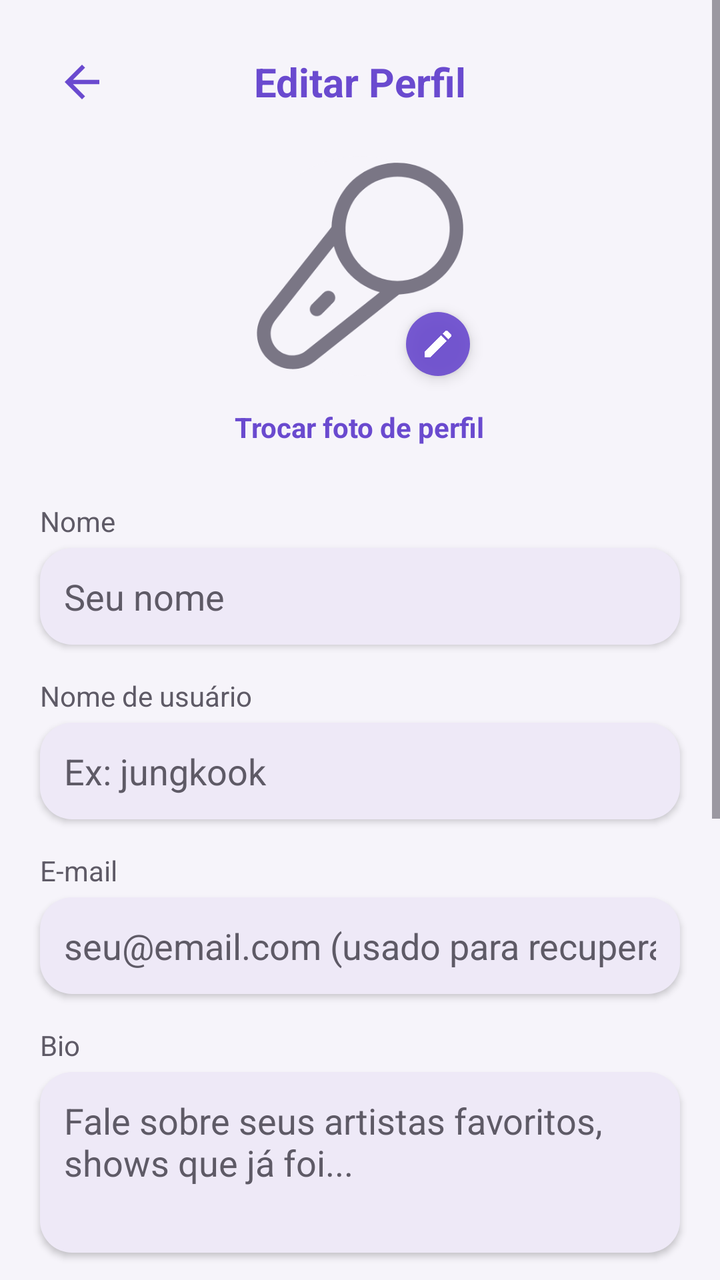
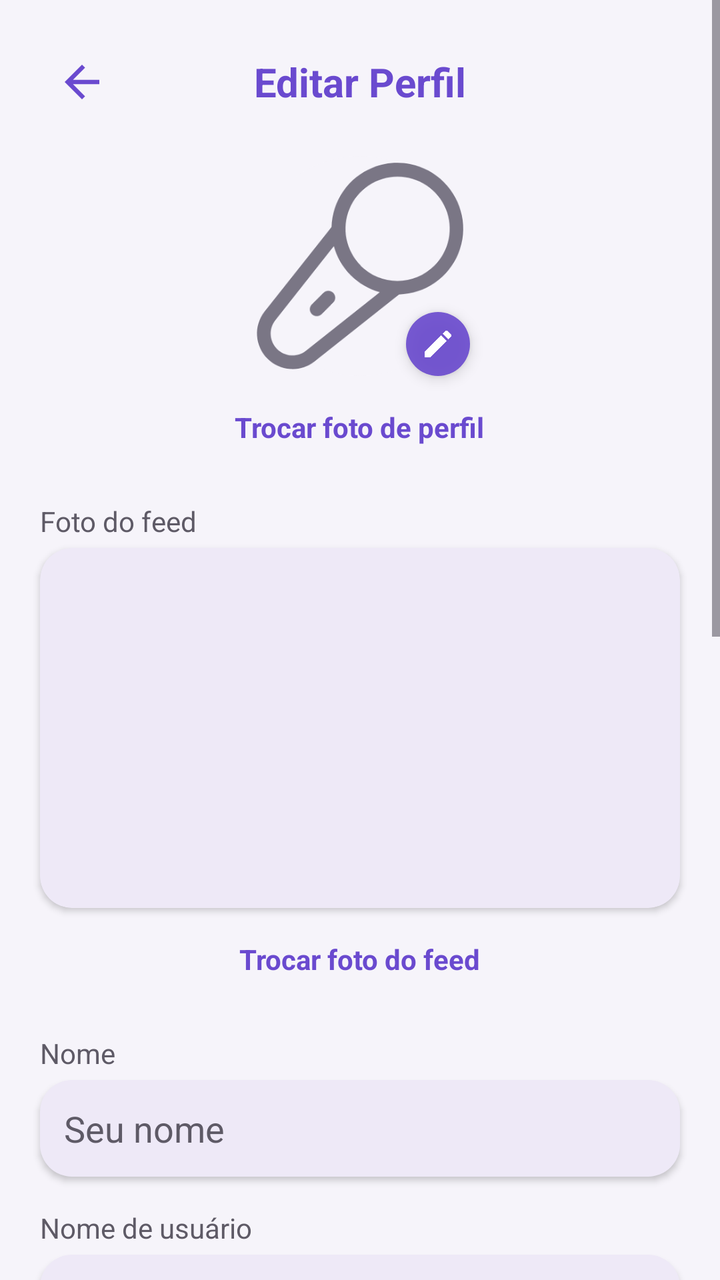

The first picture is an Android layout as it rendered before a commit; the second is the same layout after the commit. The layout source and the unified diff follow.
<!-- AndroidManifest.xml: activity theme Theme.MeetBeat -->
<!-- res/layout/activity_editar_perfil.xml -->
<?xml version="1.0" encoding="utf-8"?>
<ScrollView xmlns:android="http://schemas.android.com/apk/res/android"
    android:layout_width="match_parent"
    android:layout_height="match_parent"
    android:background="@color/purple_light">

    <LinearLayout
        android:layout_width="match_parent"
        android:layout_height="wrap_content"
        android:orientation="vertical"
        android:clipChildren="false"
        android:clipToPadding="false"
        android:padding="20dp">

        <LinearLayout
            android:layout_width="match_parent"
            android:layout_height="wrap_content"
            android:orientation="horizontal"
            android:gravity="center_vertical"
            android:paddingBottom="16dp">

            <ImageView
                android:id="@+id/btnVoltarEditarPerfil"
                android:layout_width="42dp"
                android:layout_height="42dp"
                android:src="@drawable/ic_back"
                android:padding="8dp"
                android:clickable="true"
                android:focusable="true" />

            <TextView
                android:layout_width="0dp"
                android:layout_height="wrap_content"
                android:layout_weight="1"
                android:text="Editar Perfil"
                android:textColor="@color/purple_primary"
                android:textSize="20sp"
                android:textStyle="bold"
                android:gravity="center" />

            <View
                android:layout_width="42dp"
                android:layout_height="1dp" />

        </LinearLayout>

        <FrameLayout
            android:layout_width="wrap_content"
            android:layout_height="wrap_content"
            android:layout_gravity="center">

            <ImageView
                android:id="@+id/imageFotoPerfilEditar"
                android:layout_width="110dp"
                android:layout_height="110dp"
                android:scaleType="centerCrop"
                android:src="@drawable/ic_avatar_placeholder" />

            <ImageView
                android:layout_width="32dp"
                android:layout_height="32dp"
                android:layout_gravity="bottom|end"
                android:background="@drawable/bg_button_accept"
                android:elevation="4dp"
                android:padding="7dp"
                android:src="@drawable/ic_edit" />

        </FrameLayout>

        <TextView
            android:id="@+id/btnTrocarFotoPerfil"
            android:layout_width="wrap_content"
            android:layout_height="wrap_content"
            android:layout_gravity="center"
            android:layout_marginTop="8dp"
            android:text="Trocar foto de perfil"
            android:textColor="@color/purple_primary"
            android:textStyle="bold"
            android:textSize="14sp"
            android:padding="8dp"
            android:clickable="true"
            android:focusable="true" />

        
        <TextView
            android:layout_width="wrap_content"
            android:layout_height="wrap_content"
            android:layout_marginTop="20dp"
            android:text="Nome"
            android:textColor="@color/text_gray"
            android:textSize="14sp" />

        <EditText
            android:id="@+id/editNomeEditar"
            android:layout_width="match_parent"
            android:layout_height="wrap_content"
            android:background="@drawable/bg_input_field"
            android:elevation="2dp"
            android:textColor="@color/text_dark"
            android:textColorHint="@color/text_gray"
            android:padding="12dp"
            android:layout_marginTop="4dp"
            android:hint="Seu nome" />

        
        <TextView
            android:layout_width="wrap_content"
            android:layout_height="wrap_content"
            android:layout_marginTop="16dp"
            android:text="Nome de usuário"
            android:textColor="@color/text_gray"
            android:textSize="14sp" />

        <EditText
            android:id="@+id/editUsernameEditar"
            android:layout_width="match_parent"
            android:layout_height="wrap_content"
            android:background="@drawable/bg_input_field"
            android:elevation="2dp"
            android:textColor="@color/text_dark"
            android:textColorHint="@color/text_gray"
            android:padding="12dp"
            android:layout_marginTop="4dp"
            android:hint="Ex: jungkook" />

        
        <TextView
            android:layout_width="wrap_content"
            android:layout_height="wrap_content"
            android:layout_marginTop="16dp"
            android:text="E-mail"
            android:textColor="@color/text_gray"
            android:textSize="14sp" />

        <EditText
            android:id="@+id/editEmailEditar"
            android:layout_width="match_parent"
            android:layout_height="wrap_content"
            android:background="@drawable/bg_input_field"
            android:elevation="2dp"
            android:textColor="@color/text_dark"
            android:textColorHint="@color/text_gray"
            android:padding="12dp"
            android:layout_marginTop="4dp"
            android:hint="seu@email.com (usado para recuperar a senha)"
            android:inputType="textEmailAddress" />

        
        <TextView
            android:layout_width="wrap_content"
            android:layout_height="wrap_content"
            android:layout_marginTop="16dp"
            android:text="Bio"
            android:textColor="@color/text_gray"
            android:textSize="14sp" />

        <EditText
            android:id="@+id/editBioEditar"
            android:layout_width="match_parent"
            android:layout_height="wrap_content"
            android:background="@drawable/bg_input_field"
            android:elevation="2dp"
            android:textColor="@color/text_dark"
            android:textColorHint="@color/text_gray"
            android:padding="12dp"
            android:layout_marginTop="4dp"
            android:hint="Fale sobre seus artistas favoritos, shows que já foi..."
            android:gravity="top"
            android:minLines="3"
            android:inputType="textMultiLine" />

        
        <TextView
            android:layout_width="wrap_content"
            android:layout_height="wrap_content"
            android:layout_marginTop="16dp"
            android:text="Música favorita"
            android:textColor="@color/text_gray"
            android:textSize="14sp" />

        <EditText
            android:id="@+id/editMusicaEditar"
            android:layout_width="match_parent"
            android:layout_height="wrap_content"
            android:background="@drawable/bg_input_field"
            android:elevation="2dp"
            android:textColor="@color/text_dark"
            android:textColorHint="@color/text_gray"
            android:padding="12dp"
            android:layout_marginTop="4dp"
            android:hint="Ex: Standing Next to You" />

        
        <TextView
            android:layout_width="wrap_content"
            android:layout_height="wrap_content"
            android:layout_marginTop="16dp"
            android:text="Artista favorito"
            android:textColor="@color/text_gray"
            android:textSize="14sp" />

        <EditText
            android:id="@+id/editArtistaEditar"
            android:layout_width="match_parent"
            android:layout_height="wrap_content"
            android:background="@drawable/bg_input_field"
            android:elevation="2dp"
            android:textColor="@color/text_dark"
            android:textColorHint="@color/text_gray"
            android:padding="12dp"
            android:layout_marginTop="4dp"
            android:hint="Ex: BTS" />

        
        <TextView
            android:layout_width="wrap_content"
            android:layout_height="wrap_content"
            android:layout_marginTop="16dp"
            android:text="Nova senha (opcional)"
            android:textColor="@color/text_gray"
            android:textSize="14sp" />

        <EditText
            android:id="@+id/editNovaSenhaEditar"
            android:layout_width="match_parent"
            android:layout_height="wrap_content"
            android:background="@drawable/bg_input_field"
            android:elevation="2dp"
            android:textColor="@color/text_dark"
            android:textColorHint="@color/text_gray"
            android:padding="12dp"
            android:layout_marginTop="4dp"
            android:hint="Deixe em branco para manter a atual"
            android:inputType="textPassword" />

        <TextView
            android:id="@+id/btnSalvarEdicaoPerfil"
            android:layout_width="match_parent"
            android:layout_height="52dp"
            android:layout_margin="20dp"
            android:background="@drawable/bg_button_accept"
            android:elevation="4dp"
            android:gravity="center"
            android:text="Salvar alterações"
            android:textColor="@color/vidro_conteudo_claro"
            android:textStyle="bold"
            android:textSize="16sp"
            android:clickable="true"
            android:focusable="true" />

    </LinearLayout>

</ScrollView>
<!-- resources referenced by this layout -->
<resources>
  <color name="purple_light">#F6F4FA</color>
  <color name="purple_primary">#6A4ACF</color>
  <color name="text_dark">#1C1B1F</color>
  <color name="text_gray">#5E5A66</color>
  <color name="vidro_conteudo_claro">#FFFFFFFF</color>
  <!-- drawable bg_button_accept (drawable) -->
  <?xml version="1.0" encoding="utf-8"?>
  <shape xmlns:android="http://schemas.android.com/apk/res/android"
      android:shape="rectangle">
      <solid android:color="@color/vidro_fundo_intenso" />
      <corners android:radius="16dp" />
  </shape>
  <!-- drawable bg_input_field (drawable) -->
  <?xml version="1.0" encoding="utf-8"?>
  <shape xmlns:android="http://schemas.android.com/apk/res/android"
      android:shape="rectangle">
      <solid android:color="@color/card_background" />
      <corners android:radius="16dp" />
  </shape>
  <!-- drawable ic_avatar_placeholder (drawable) -->
  <?xml version="1.0" encoding="utf-8"?>
  <layer-list xmlns:android="http://schemas.android.com/apk/res/android">
      <item>
          <shape android:shape="oval">
              <solid android:color="@color/purple_light" />
          </shape>
      </item>
      <item
          android:width="40dp"
          android:height="40dp"
          android:gravity="center"
          android:drawable="@drawable/ic_mic"
          android:tint="@color/purple_primary" />
  </layer-list>
  <!-- drawable ic_back (drawable) -->
  <vector xmlns:android="http://schemas.android.com/apk/res/android"
      android:width="24dp"
      android:height="24dp"
      android:viewportWidth="24"
      android:viewportHeight="24">
    <path
        android:fillColor="@color/purple_primary"
        android:pathData="M20,11H7.83l5.59,-5.59L12,4l-8,8 8,8 1.41,-1.41L7.83,13H20v-2z"/>
  </vector>
  <!-- drawable ic_edit (drawable) -->
  <vector xmlns:android="http://schemas.android.com/apk/res/android"
      android:width="24dp"
      android:height="24dp"
      android:viewportWidth="24"
      android:viewportHeight="24">
    <path
        android:fillColor="@color/vidro_conteudo_claro"
        android:pathData="M3,17.25V21h3.75L17.81,9.94l-3.75,-3.75L3,17.25zM20.71,7.04c0.39,-0.39 0.39,-1.02 0,-1.41l-2.34,-2.34c-0.39,-0.39 -1.02,-0.39 -1.41,0l-1.83,1.83 3.75,3.75L20.71,7.04z"/>
  </vector>
  <style name="Theme.MeetBeat" parent="Base.Theme.MeetBeat" />
  <color name="vidro_fundo_intenso">#E66A4ACF</color>
  <color name="card_background">#EEE9F7</color>
  <!-- drawable ic_mic: vector/xml drawable (drawable, 2229 chars, omitted) -->
  <style name="Base.Theme.MeetBeat" parent="Theme.Material3.DayNight.NoActionBar">
          
          
      </style>
</resources>

<!-- the commit's change to res/layout/activity_editar_perfil.xml (unified diff, before → after) -->
@@ -1,5 +1,6 @@
 <?xml version="1.0" encoding="utf-8"?>
 <ScrollView xmlns:android="http://schemas.android.com/apk/res/android"
+    xmlns:app="http://schemas.android.com/apk/res-auto"
     android:layout_width="match_parent"
     android:layout_height="match_parent"
     android:background="@color/purple_light">
@@ -86,6 +87,69 @@
             android:layout_width="wrap_content"
             android:layout_height="wrap_content"
             android:layout_marginTop="20dp"
+            android:text="Foto do feed"
+            android:textColor="@color/text_gray"
+            android:textSize="14sp" />
+
+        <androidx.cardview.widget.CardView
+            android:layout_width="match_parent"
+            android:layout_height="wrap_content"
+            android:layout_marginTop="4dp"
+            app:cardBackgroundColor="@color/card_background"
+            app:cardCornerRadius="16dp"
+            app:cardElevation="2dp">
+
+            <ImageView
+                android:id="@+id/imageFotoFeedEditar"
+                android:layout_width="match_parent"
+                android:layout_height="180dp"
+                android:scaleType="centerCrop"
+                android:contentDescription="Foto exibida no feed"
+                android:clickable="true"
+                android:focusable="true" />
+
+        </androidx.cardview.widget.CardView>
+
+        <LinearLayout
+            android:layout_width="wrap_content"
+            android:layout_height="wrap_content"
+            android:layout_gravity="center"
+            android:layout_marginTop="8dp"
+            android:orientation="horizontal">
+
+            <TextView
+                android:id="@+id/btnTrocarFotoFeed"
+                android:layout_width="wrap_content"
+                android:layout_height="wrap_content"
+                android:text="Trocar foto do feed"
+                android:textColor="@color/purple_primary"
+                android:textStyle="bold"
+                android:textSize="14sp"
+                android:padding="8dp"
+                android:clickable="true"
+                android:focusable="true" />
+
+            <TextView
+                android:id="@+id/btnRemoverFotoFeed"
+                android:layout_width="wrap_content"
+                android:layout_height="wrap_content"
+                android:layout_marginStart="8dp"
+                android:text="Remover"
+                android:textColor="@color/cor_erro"
+                android:textStyle="bold"
+                android:textSize="14sp"
+                android:padding="8dp"
+                android:visibility="gone"
+                android:clickable="true"
+                android:focusable="true" />
+
+        </LinearLayout>
+
+        
+        <TextView
+            android:layout_width="wrap_content"
+            android:layout_height="wrap_content"
+            android:layout_marginTop="20dp"
             android:text="Nome"
             android:textColor="@color/text_gray"
             android:textSize="14sp" />
@@ -100,7 +164,8 @@
             android:textColorHint="@color/text_gray"
             android:padding="12dp"
             android:layout_marginTop="4dp"
-            android:hint="Seu nome" />
+            android:hint="Seu nome"
+            android:maxLength="80" />
 
         
         <TextView
@@ -121,7 +186,9 @@
             android:textColorHint="@color/text_gray"
             android:padding="12dp"
             android:layout_marginTop="4dp"
-            android:hint="Ex: jungkook" />
+            android:hint="Ex: jungkook"
+            android:maxLength="30"
+            android:inputType="textVisiblePassword|textNoSuggestions" />
 
         
         <TextView
@@ -143,7 +210,8 @@
             android:padding="12dp"
             android:layout_marginTop="4dp"
             android:hint="seu@email.com (usado para recuperar a senha)"
-            android:inputType="textEmailAddress" />
+            android:inputType="textEmailAddress"
+            android:maxLength="254" />
 
         
         <TextView
@@ -167,7 +235,17 @@
             android:hint="Fale sobre seus artistas favoritos, shows que já foi..."
             android:gravity="top"
             android:minLines="3"
-            android:inputType="textMultiLine" />
+            android:maxLength="@integer/max_caracteres_bio"
+            android:inputType="textMultiLine|textCapSentences" />
+
+        <TextView
+            android:id="@+id/textContadorBioEditar"
+            android:layout_width="wrap_content"
+            android:layout_height="wrap_content"
+            android:layout_gravity="end"
+            android:layout_marginTop="4dp"
+            android:textColor="@color/text_gray"
+            android:textSize="12sp" />
 
         
         <TextView
@@ -188,7 +266,8 @@
             android:textColorHint="@color/text_gray"
             android:padding="12dp"
             android:layout_marginTop="4dp"
-            android:hint="Ex: Standing Next to You" />
+            android:hint="Ex: Standing Next to You"
+            android:maxLength="120" />
 
         
         <TextView
@@ -209,7 +288,8 @@
             android:textColorHint="@color/text_gray"
             android:padding="12dp"
             android:layout_marginTop="4dp"
-            android:hint="Ex: BTS" />
+            android:hint="Ex: BTS"
+            android:maxLength="120" />
 
         
         <TextView
@@ -220,18 +300,43 @@
             android:textColor="@color/text_gray"
             android:textSize="14sp" />
 
-        <EditText
-            android:id="@+id/editNovaSenhaEditar"
-            android:layout_width="match_parent"
-            android:layout_height="wrap_content"
-            android:background="@drawable/bg_input_field"
-            android:elevation="2dp"
-            android:textColor="@color/text_dark"
-            android:textColorHint="@color/text_gray"
-            android:padding="12dp"
-            android:layout_marginTop="4dp"
-            android:hint="Deixe em branco para manter a atual"
-            android:inputType="textPassword" />
+        <FrameLayout
+            android:layout_width="match_parent"
+            android:layout_height="wrap_content"
+            android:layout_marginTop="4dp">
+
+            <EditText
+                android:id="@+id/editNovaSenhaEditar"
+                android:layout_width="match_parent"
+                android:layout_height="wrap_content"
+                android:background="@drawable/bg_input_field"
+                android:elevation="2dp"
+                android:textColor="@color/text_dark"
+                android:textColorHint="@color/text_gray"
+                android:hint="Deixe em branco para manter a atual"
+                android:inputType="textPassword"
+                android:maxLength="72"
+                android:paddingStart="12dp"
+                android:paddingTop="12dp"
+                android:paddingBottom="12dp"
+                android:paddingEnd="48dp" />
+
+            <ImageView
+                android:id="@+id/btnMostrarNovaSenhaEditar"
+                android:layout_width="44dp"
+                android:layout_height="44dp"
+                android:layout_gravity="end|center_vertical"
+                android:layout_marginEnd="4dp"
+                android:padding="11dp"
+                android:elevation="3dp"
+                android:background="?attr/selectableItemBackgroundBorderless"
+                android:clickable="true"
+                android:focusable="true"
+                android:contentDescription="Mostrar senha"
+                android:src="@drawable/ic_olho"
+                app:tint="@color/text_gray" />
+
+        </FrameLayout>
 
         <TextView
             android:id="@+id/btnSalvarEdicaoPerfil"
<!-- resource entries referenced after the edit -->
@@ -54,9 +54,32 @@
         android:fillColor="@color/vidro_conteudo_claro"
         android:pathData="M3,17.25V21h3.75L17.81,9.94l-3.75,-3.75L3,17.25zM20.71,7.04c0.39,-0.39 0.39,-1.02 0,-1.41l-2.34,-2.34c-0.39,-0.39 -1.02,-0.39 -1.41,0l-1.83,1.83 3.75,3.75L20.71,7.04z"/>
   </vector>
+  <!-- drawable ic_olho (drawable) -->
+  <vector xmlns:android="http://schemas.android.com/apk/res/android"
+      android:width="24dp"
+      android:height="24dp"
+      android:viewportWidth="24"
+      android:viewportHeight="24">
+    <path
+        android:pathData="M2,12C4.5,7.2 8,5 12,5C16,5 19.5,7.2 22,12C19.5,16.8 16,19 12,19C8,19 4.5,16.8 2,12Z"
+        android:fillColor="#00000000"
+        android:strokeColor="#7A7685"
+        android:strokeWidth="1.8"
+        android:strokeLineCap="round"
+        android:strokeLineJoin="round"/>
+    <path
+        android:pathData="M9,12a3,3 0 1,0 6,0a3,3 0 1,0 -6,0"
+        android:fillColor="#00000000"
+        android:strokeColor="#7A7685"
+        android:strokeWidth="1.8"
+        android:strokeLineCap="round"
+        android:strokeLineJoin="round"/>
+  </vector>
+  <integer name="max_caracteres_bio">300</integer>
   <style name="Theme.MeetBeat" parent="Base.Theme.MeetBeat" />
   <color name="vidro_fundo_intenso">#E66A4ACF</color>
   <color name="card_background">#EEE9F7</color>
+  <color name="cor_erro">#E5484D</color>
   <!-- drawable ic_mic: vector/xml drawable (drawable, 2229 chars, omitted) -->
   <style name="Base.Theme.MeetBeat" parent="Theme.Material3.DayNight.NoActionBar">
           
